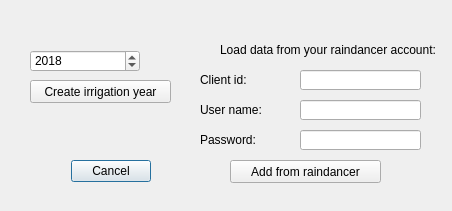
Before: the Qt Designer form widgets/import_irrigation_dialog_base.ui in axelande/geodatafarm3, drawn with Qt 5.
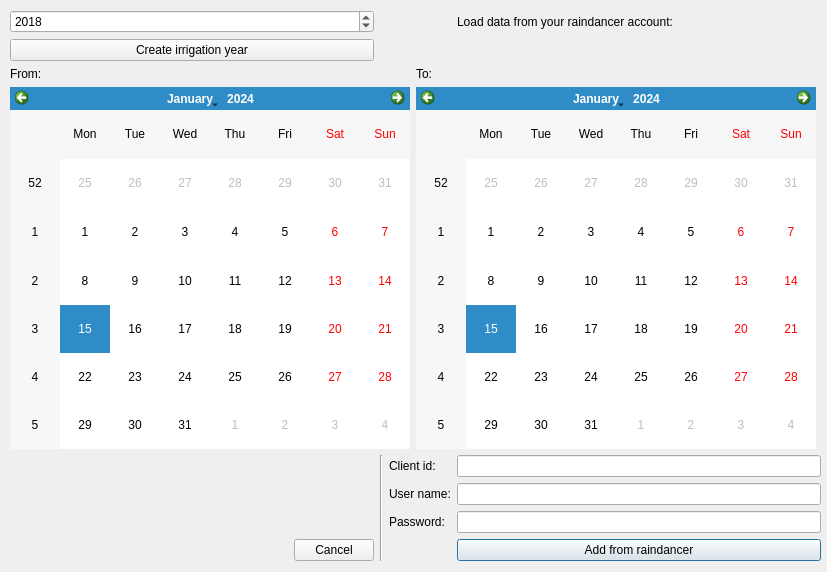
After: the same form once the commit is applied.

Commit message: Added "Layouts"  to the ui files and minor changes in files adding qt elements to the interfaces.

```diff
--- a/widgets/import_irrigation_dialog_base.ui
+++ b/widgets/import_irrigation_dialog_base.ui
@@ -6,161 +6,87 @@
    <rect>
     <x>0</x>
     <y>0</y>
-    <width>452</width>
-    <height>211</height>
+    <width>827</width>
+    <height>572</height>
    </rect>
   </property>
   <property name="windowTitle">
    <string>Add indata to the model</string>
   </property>
-  <widget class="QDialogButtonBox" name="button_box">
+  <widget class="QWidget" name="gridLayoutWidget">
    <property name="geometry">
     <rect>
-     <x>50</x>
-     <y>160</y>
-     <width>101</width>
-     <height>23</height>
+     <x>10</x>
+     <y>10</y>
+     <width>811</width>
+     <height>551</height>
     </rect>
    </property>
-   <property name="orientation">
-    <enum>Qt::Horizontal</enum>
-   </property>
-   <property name="standardButtons">
-    <set>QDialogButtonBox::Cancel</set>
-   </property>
-   <property name="centerButtons">
-    <bool>false</bool>
-   </property>
-  </widget>
+   <layout class="QGridLayout" name="gridLayout">
+    <item row="6" column="3">
+     <widget class="QLineEdit" name="LEPassword">
+      <property name="text">
+       <string/>
+      </property>
+     </widget>
+    </item>
+    <item row="7" column="3">
   <widget class="QPushButton" name="PBGetData">
-   <property name="geometry">
-    <rect>
-     <x>230</x>
-     <y>160</y>
-     <width>151</width>
-     <height>23</height>
-    </rect>
-   </property>
    <property name="text">
     <string>Add from raindancer</string>
    </property>
   </widget>
-  <widget class="QLineEdit" name="LEClientId">
-   <property name="geometry">
-    <rect>
-     <x>300</x>
-     <y>70</y>
-     <width>121</width>
-     <height>20</height>
-    </rect>
-   </property>
-   <property name="text">
-    <string/>
-   </property>
-  </widget>
-  <widget class="QLineEdit" name="LEUserName">
-   <property name="geometry">
-    <rect>
-     <x>300</x>
-     <y>100</y>
-     <width>121</width>
-     <height>20</height>
-    </rect>
-   </property>
-   <property name="text">
-    <string/>
-   </property>
-  </widget>
-  <widget class="QLineEdit" name="LEPassword">
-   <property name="geometry">
-    <rect>
-     <x>300</x>
-     <y>130</y>
-     <width>121</width>
-     <height>20</height>
-    </rect>
-   </property>
-   <property name="text">
-    <string/>
-   </property>
-  </widget>
+    </item>
+    <item row="6" column="2">
   <widget class="QLabel" name="label_18">
-   <property name="geometry">
-    <rect>
-     <x>200</x>
-     <y>130</y>
-     <width>81</width>
-     <height>20</height>
-    </rect>
-   </property>
    <property name="text">
     <string>Password:</string>
    </property>
   </widget>
+    </item>
+    <item row="4" column="2">
   <widget class="QLabel" name="label_19">
-   <property name="geometry">
-    <rect>
-     <x>200</x>
-     <y>70</y>
-     <width>81</width>
-     <height>20</height>
-    </rect>
-   </property>
    <property name="text">
     <string>Client id:</string>
    </property>
   </widget>
+    </item>
+    <item row="4" column="3">
+     <widget class="QLineEdit" name="LEClientId">
+      <property name="text">
+       <string/>
+      </property>
+     </widget>
+    </item>
+    <item row="4" column="1" rowspan="4">
+     <widget class="Line" name="line">
+      <property name="orientation">
+       <enum>Qt::Vertical</enum>
+      </property>
+     </widget>
+    </item>
+    <item row="5" column="2">
   <widget class="QLabel" name="label_20">
-   <property name="geometry">
-    <rect>
-     <x>200</x>
-     <y>100</y>
-     <width>81</width>
-     <height>20</height>
-    </rect>
-   </property>
    <property name="text">
     <string>User name:</string>
    </property>
   </widget>
-  <widget class="QLabel" name="label_23">
-   <property name="geometry">
-    <rect>
-     <x>220</x>
-     <y>40</y>
-     <width>231</width>
-     <height>20</height>
-    </rect>
-   </property>
-   <property name="text">
-    <string>Load data from your raindancer account:</string>
-   </property>
-  </widget>
-  <widget class="QPushButton" name="PBCreateYear">
-   <property name="enabled">
-    <bool>true</bool>
-   </property>
-   <property name="geometry">
-    <rect>
-     <x>30</x>
-     <y>80</y>
-     <width>141</width>
-     <height>23</height>
-    </rect>
-   </property>
-   <property name="text">
-    <string>Create irrigation year</string>
-   </property>
-  </widget>
+    </item>
+    <item row="7" column="0">
+     <widget class="QDialogButtonBox" name="button_box">
+      <property name="orientation">
+       <enum>Qt::Horizontal</enum>
+      </property>
+      <property name="standardButtons">
+       <set>QDialogButtonBox::Cancel</set>
+      </property>
+      <property name="centerButtons">
+       <bool>false</bool>
+      </property>
+     </widget>
+    </item>
+    <item row="0" column="0">
   <widget class="QDateEdit" name="DECreateYear">
-   <property name="geometry">
-    <rect>
-     <x>30</x>
-     <y>50</y>
-     <width>110</width>
-     <height>22</height>
-    </rect>
-   </property>
    <property name="dateTime">
     <datetime>
      <hour>0</hour>
@@ -174,6 +100,83 @@
    <property name="displayFormat">
     <string>yyyy</string>
    </property>
+     </widget>
+    </item>
+    <item row="0" column="3">
+     <widget class="QLabel" name="label_23">
+      <property name="text">
+       <string>Load data from your raindancer account:</string>
+      </property>
+     </widget>
+    </item>
+    <item row="5" column="3">
+     <widget class="QLineEdit" name="LEUserName">
+      <property name="text">
+       <string/>
+      </property>
+     </widget>
+    </item>
+    <item row="1" column="0">
+     <widget class="QPushButton" name="PBCreateYear">
+      <property name="enabled">
+       <bool>true</bool>
+      </property>
+      <property name="text">
+       <string>Create irrigation year</string>
+      </property>
+     </widget>
+    </item>
+    <item row="2" column="0" colspan="4">
+     <layout class="QFormLayout" name="formLayout">
+      <item row="0" column="0">
+       <widget class="QLabel" name="label">
+        <property name="text">
+         <string>From:</string>
+        </property>
+       </widget>
+      </item>
+      <item row="0" column="1">
+       <widget class="QLabel" name="label_2">
+        <property name="text">
+         <string>To:</string>
+        </property>
+       </widget>
+      </item>
+      <item row="1" column="0">
+       <widget class="QCalendarWidget" name="CWFrom">
+        <property name="minimumSize">
+         <size>
+          <width>400</width>
+          <height>0</height>
+         </size>
+        </property>
+        <property name="maximumSize">
+         <size>
+          <width>400</width>
+          <height>16777215</height>
+         </size>
+        </property>
+       </widget>
+      </item>
+      <item row="1" column="1">
+       <widget class="QCalendarWidget" name="CWTo">
+        <property name="minimumSize">
+         <size>
+          <width>400</width>
+          <height>0</height>
+         </size>
+        </property>
+        <property name="maximumSize">
+         <size>
+          <width>400</width>
+          <height>16777215</height>
+         </size>
+        </property>
+       </widget>
+      </item>
+     </layout>
+    </item>
+   </layout>
   </widget>
  </widget>
  <tabstops>
```
Lines whose indentation alone changed are shown as unchanged. The commit also changes 14 other files.
